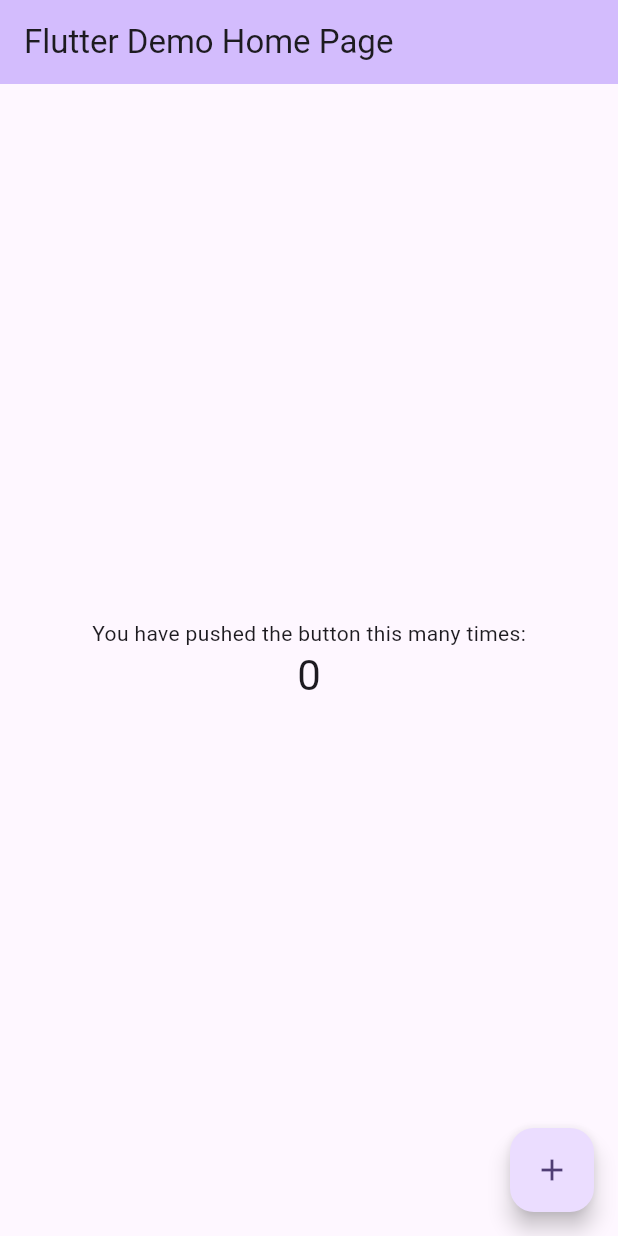
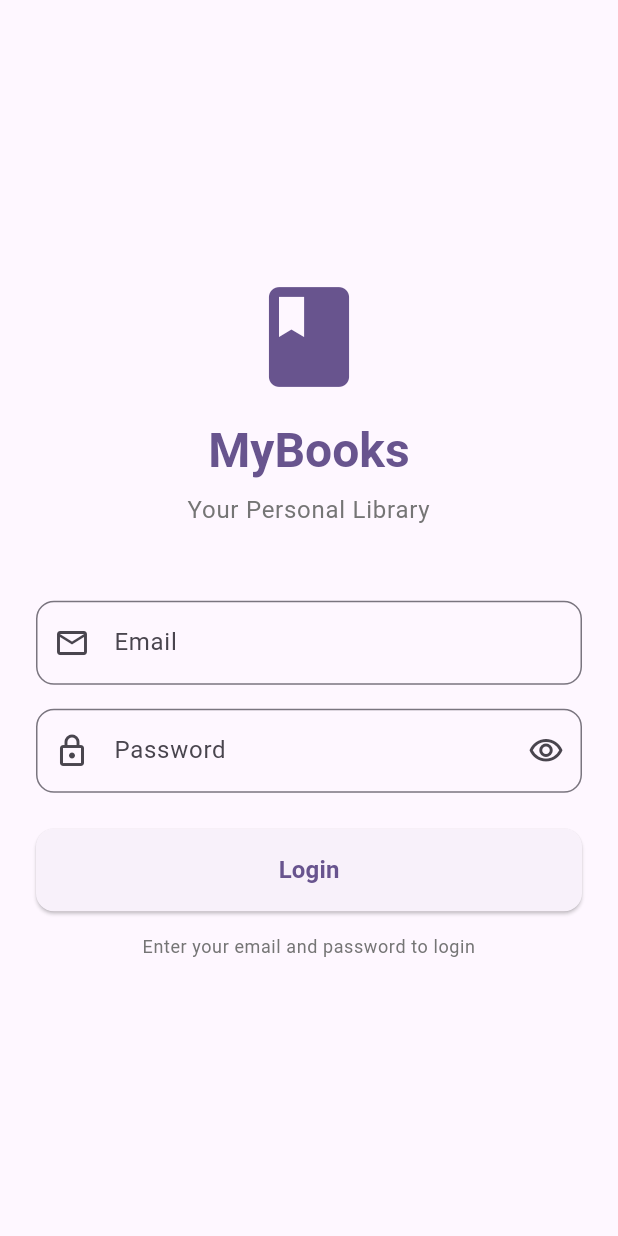
Before and after one commit to muhammednajeebay/my_books, a Flutter app: the screen it shows after launch, on a phone screen of 412 x 824 dp. Run offline on Flutter 3.47's test engine with Material 3 defaults, Android fonts, the phone set to English and light mode, and no system bars; our stand-ins replace shared_preferences; accounts and stored records are empty.

Commit message:
Shared preference and login state handling complete

```diff
--- /dev/null
+++ b/devtools_options.yaml
@@ -0,0 +1,3 @@
+description: This file stores settings for Dart & Flutter DevTools.
+documentation: https://docs.flutter.dev/tools/devtools/extensions#configure-extension-enablement-states
+extensions:
--- /dev/null
+++ b/lib/controllers/auth_controller.dart
@@ -0,0 +1,100 @@
+import 'package:flutter/foundation.dart';
+import 'package:my_books/services/auth_service.dart';
+import '../models/user.dart';
+
+/// Authentication Controller using Provider for state management
+/// Handles login, logout, and persistent authentication state
+class AuthController extends ChangeNotifier {
+  UserModel? _user;
+  bool _isLoading = false;
+  String? _errorMessage;
+
+  // Call the auth service to login
+  final authService = AuthService();
+
+  // Getters
+  UserModel? get user => _user;
+  bool get isAuthenticated => _user != null;
+  bool get isLoading => _isLoading;
+  String? get errorMessage => _errorMessage;
+
+  AuthController() {
+    init();
+  }
+
+  void init() async {
+    await _loadUserFromStorage();
+  }
+
+  /// Load user from SharedPreferences on app start
+  Future<void> _loadUserFromStorage() async {
+    try {
+      print(' Loading user from storage...');
+      var data = await authService.getUser();
+      if (data != null) {
+        _user = data;
+        notifyListeners();
+      }
+    } catch (e) {
+      print('Error loading user from storage: $e');
+    }
+  }
+
+  /// Login with email and password
+  /// For demo purposes, accepts any non-empty credentials
+  Future<bool> login(String email, String password) async {
+    _isLoading = true;
+    _errorMessage = null;
+    notifyListeners();
+
+    try {
+      // Simulate API call delay
+      await Future.delayed(const Duration(seconds: 1));
+
+      // Basic validation
+      if (email.isEmpty || password.isEmpty) {
+        _errorMessage = 'Please enter both email and password';
+        _isLoading = false;
+        notifyListeners();
+        return false;
+      }
+      UserModel user = UserModel(
+        email: email,
+        name: email.split('@').first, // Extract name from email
+      );
+
+      final result = await authService.login(user);
+
+      if (result) {
+        _user = user;
+      }
+
+      _isLoading = false;
+      notifyListeners();
+      return true;
+    } catch (e) {
+      _errorMessage = 'Login failed: ${e.toString()}';
+      _isLoading = false;
+      notifyListeners();
+      return false;
+    }
+  }
+
+  /// Logout user and clear stored data
+  Future<void> logout() async {
+    try {
+      await authService.onLogout();
+      _user = null;
+      _errorMessage = null;
+      notifyListeners();
+    } catch (e) {
+      print('Error during logout: $e');
+    }
+  }
+
+  /// Clear error message
+  void clearError() {
+    _errorMessage = null;
+    notifyListeners();
+  }
+}
--- a/lib/main.dart
+++ b/lib/main.dart
@@ -1,122 +1,42 @@
 import 'package:flutter/material.dart';
+import 'package:provider/provider.dart';
+import 'controllers/auth_controller.dart';
+import 'views/auth/login_view.dart';
+import 'views/home/home_view.dart';
 
 void main() {
   runApp(const MyApp());
 }
 
+/// Main Application Widget
+/// Sets up Provider, routing, and authentication state management
 class MyApp extends StatelessWidget {
   const MyApp({super.key});
 
-  // This widget is the root of your application.
   @override
   Widget build(BuildContext context) {
-    return MaterialApp(
-      title: 'Flutter Demo',
-      theme: ThemeData(
-        // This is the theme of your application.
-        //
-        // TRY THIS: Try running your application with "flutter run". You'll see
-        // the application has a purple toolbar. Then, without quitting the app,
-        // try changing the seedColor in the colorScheme below to Colors.green
-        // and then invoke "hot reload" (save your changes or press the "hot
-        // reload" button in a Flutter-supported IDE, or press "r" if you used
-        // the command line to start the app).
-        //
-        // Notice that the counter didn't reset back to zero; the application
-        // state is not lost during the reload. To reset the state, use hot
-        // restart instead.
-        //
-        // This works for code too, not just values: Most code changes can be
-        // tested with just a hot reload.
-        colorScheme: ColorScheme.fromSeed(seedColor: Colors.deepPurple),
+    return ChangeNotifierProvider(
+      create: (_) => AuthController(),
+      child: Consumer<AuthController>(
+        builder: (context, authController, child) {
+          return MaterialApp(
+            title: 'MyBooks',
+            debugShowCheckedModeBanner: false,
+            theme: ThemeData(
+              colorScheme: ColorScheme.fromSeed(
+                seedColor: Colors.deepPurple,
+                brightness: Brightness.light,
+              ),
+              useMaterial3: true,
+            ),
+            builder: (context, child) {
+              return (authController.isAuthenticated)
+                  ? const HomeView()
+                  : const LoginView();
+            },
+          );
+        },
       ),
-      home: const MyHomePage(title: 'Flutter Demo Home Page'),
     );
   }
 }
-
-class MyHomePage extends StatefulWidget {
-  const MyHomePage({super.key, required this.title});
-
-  // This widget is the home page of your application. It is stateful, meaning
-  // that it has a State object (defined below) that contains fields that affect
-  // how it looks.
-
-  // This class is the configuration for the state. It holds the values (in this
-  // case the title) provided by the parent (in this case the App widget) and
-  // used by the build method of the State. Fields in a Widget subclass are
-  // always marked "final".
-
-  final String title;
-
-  @override
-  State<MyHomePage> createState() => _MyHomePageState();
-}
-
-class _MyHomePageState extends State<MyHomePage> {
-  int _counter = 0;
-
-  void _incrementCounter() {
-    setState(() {
-      // This call to setState tells the Flutter framework that something has
-      // changed in this State, which causes it to rerun the build method below
-      // so that the display can reflect the updated values. If we changed
-      // _counter without calling setState(), then the build method would not be
-      // called again, and so nothing would appear to happen.
-      _counter++;
-    });
-  }
-
-  @override
-  Widget build(BuildContext context) {
-    // This method is rerun every time setState is called, for instance as done
-    // by the _incrementCounter method above.
-    //
-    // The Flutter framework has been optimized to make rerunning build methods
-    // fast, so that you can just rebuild anything that needs updating rather
-    // than having to individually change instances of widgets.
-    return Scaffold(
-      appBar: AppBar(
-        // TRY THIS: Try changing the color here to a specific color (to
-        // Colors.amber, perhaps?) and trigger a hot reload to see the AppBar
-        // change color while the other colors stay the same.
-        backgroundColor: Theme.of(context).colorScheme.inversePrimary,
-        // Here we take the value from the MyHomePage object that was created by
-        // the App.build method, and use it to set our appbar title.
-        title: Text(widget.title),
-      ),
-      body: Center(
-        // Center is a layout widget. It takes a single child and positions it
-        // in the middle of the parent.
-        child: Column(
-          // Column is also a layout widget. It takes a list of children and
-          // arranges them vertically. By default, it sizes itself to fit its
-          // children horizontally, and tries to be as tall as its parent.
-          //
-          // Column has various properties to control how it sizes itself and
-          // how it positions its children. Here we use mainAxisAlignment to
-          // center the children vertically; the main axis here is the vertical
-          // axis because Columns are vertical (the cross axis would be
-          // horizontal).
-          //
-          // TRY THIS: Invoke "debug painting" (choose the "Toggle Debug Paint"
-          // action in the IDE, or press "p" in the console), to see the
-          // wireframe for each widget.
-          mainAxisAlignment: MainAxisAlignment.center,
-          children: <Widget>[
-            const Text('You have pushed the button this many times:'),
-            Text(
-              '$_counter',
-              style: Theme.of(context).textTheme.headlineMedium,
-            ),
-          ],
-        ),
-      ),
-      floatingActionButton: FloatingActionButton(
-        onPressed: _incrementCounter,
-        tooltip: 'Increment',
-        child: const Icon(Icons.add),
-      ), // This trailing comma makes auto-formatting nicer for build methods.
-    );
-  }
-}
--- /dev/null
+++ b/lib/models/user.dart
@@ -0,0 +1,20 @@
+/// User model class for authentication
+class UserModel {
+  final String email;
+  final String? name;
+
+  UserModel({required this.email, this.name});
+
+  /// Convert UserModel to JSON for storage
+  Map<String, dynamic> toJson() {
+    return {'email': email, 'name': name};
+  }
+
+  /// Create UserModel from JSON
+  factory UserModel.fromJson(Map<String, dynamic> json) {
+    return UserModel(
+      email: json['email'] as String,
+      name: json['name'] as String?,
+    );
+  }
+}
--- /dev/null
+++ b/lib/services/auth_service.dart
@@ -0,0 +1,39 @@
+import 'package:my_books/models/user.dart';
+import 'package:shared_preferences/shared_preferences.dart';
+
+class AuthService {
+  static const String _userKey = 'user_email';
+  static const String _userNameKey = 'user_name';
+  Future<bool> login(UserModel user) async {
+    try {
+      // Save to SharedPreferences
+      final prefs = await SharedPreferences.getInstance();
+      await prefs.setString(_userKey, user.email);
+      await prefs.setString(_userNameKey, user.name ?? '');
+      return true;
+    } catch (e) {
+      return false;
+    }
+  }
+
+  Future<UserModel?> getUser() async {
+    try {
+      final prefs = await SharedPreferences.getInstance();
+      final email = prefs.getString(_userKey);
+      final name = prefs.getString(_userNameKey);
+      if (email != null) {
+        return UserModel(email: email, name: name);
+      } else {
+        return null;
+      }
+    } catch (e) {
+      return null;
+    }
+  }
+
+  Future<void> onLogout() async {
+    final prefs = await SharedPreferences.getInstance();
+    await prefs.remove(_userKey);
+    await prefs.remove(_userNameKey);
+  }
+}
--- /dev/null
+++ b/lib/views/auth/login_view.dart
@@ -0,0 +1,205 @@
+import 'package:flutter/material.dart';
+import 'package:my_books/utils/app_routes.dart';
+import 'package:my_books/views/home/home_view.dart';
+import 'package:provider/provider.dart';
+import '../../controllers/auth_controller.dart';
+
+/// Login Screen View
+class LoginView extends StatefulWidget {
+  const LoginView({super.key});
+
+  @override
+  State<LoginView> createState() => _LoginViewState();
+}
+
+class _LoginViewState extends State<LoginView> {
+  final _formKey = GlobalKey<FormState>();
+  final _emailController = TextEditingController();
+  final _passwordController = TextEditingController();
+  bool _obscurePassword = true;
+
+  @override
+  void dispose() {
+    _emailController.dispose();
+    _passwordController.dispose();
+    super.dispose();
+  }
+
+  Future<void> _handleLogin() async {
+    if (_formKey.currentState!.validate()) {
+      final authController = Provider.of<AuthController>(
+        context,
+        listen: false,
+      );
+
+      final success = await authController.login(
+        _emailController.text.trim(),
+        _passwordController.text,
+      );
+
+      if (success && mounted) {
+        // Navigation will be handled by route guard in main.dart
+        AppRoutes.navigateTo(context, const HomeView());
+      } else if (mounted) {
+        // Show error snackbar
+        ScaffoldMessenger.of(context).showSnackBar(
+          SnackBar(
+            content: Text(authController.errorMessage ?? 'Login failed'),
+            backgroundColor: Colors.red,
+          ),
+        );
+      }
+    }
+  }
+
+  @override
+  Widget build(BuildContext context) {
+    return Scaffold(
+      body: SafeArea(
+        child: Center(
+          child: SingleChildScrollView(
+            padding: const EdgeInsets.all(24.0),
+            child: Form(
+              key: _formKey,
+              child: Column(
+                mainAxisAlignment: MainAxisAlignment.center,
+                crossAxisAlignment: CrossAxisAlignment.stretch,
+                children: [
+                  // App Logo/Title
+                  Icon(
+                    Icons.book,
+                    size: 80,
+                    color: Theme.of(context).colorScheme.primary,
+                  ),
+                  const SizedBox(height: 16),
+                  Text(
+                    'MyBooks',
+                    style: Theme.of(context).textTheme.headlineLarge?.copyWith(
+                      fontWeight: FontWeight.bold,
+                      color: Theme.of(context).colorScheme.primary,
+                    ),
+                    textAlign: TextAlign.center,
+                  ),
+                  const SizedBox(height: 8),
+                  Text(
+                    'Your Personal Library',
+                    style: Theme.of(
+                      context,
+                    ).textTheme.bodyLarge?.copyWith(color: Colors.grey[600]),
+                    textAlign: TextAlign.center,
+                  ),
+                  const SizedBox(height: 48),
+
+                  // Email Field
+                  TextFormField(
+                    controller: _emailController,
+                    keyboardType: TextInputType.emailAddress,
+                    decoration: InputDecoration(
+                      labelText: 'Email',
+                      hintText: 'Enter your email',
+                      prefixIcon: const Icon(Icons.email_outlined),
+                      border: OutlineInputBorder(
+                        borderRadius: BorderRadius.circular(12),
+                      ),
+                    ),
+                    validator: (value) {
+                      if (value == null || value.isEmpty) {
+                        return 'Please enter your email';
+                      }
+                      if (!value.contains('@')) {
+                        return 'Please enter a valid email';
+                      }
+                      return null;
+                    },
+                  ),
+                  const SizedBox(height: 16),
+
+                  // Password Field
+                  TextFormField(
+                    controller: _passwordController,
+                    obscureText: _obscurePassword,
+                    decoration: InputDecoration(
+                      labelText: 'Password',
+                      hintText: 'Enter your password',
+                      prefixIcon: const Icon(Icons.lock_outlined),
+                      suffixIcon: IconButton(
+                        icon: Icon(
+                          _obscurePassword
+                              ? Icons.visibility_outlined
+                              : Icons.visibility_off_outlined,
+                        ),
+                        onPressed: () {
+                          setState(() {
+                            _obscurePassword = !_obscurePassword;
+                          });
+                        },
+                      ),
+                      border: OutlineInputBorder(
+                        borderRadius: BorderRadius.circular(12),
+                      ),
+                    ),
+                    validator: (value) {
+                      if (value == null || value.isEmpty) {
+                        return 'Please enter your password';
+                      }
+                      if (value.length < 3) {
+                        return 'Password must be at least 3 characters';
+                      }
+                      return null;
+                    },
+                  ),
+                  const SizedBox(height: 24),
+
+                  // Login Button
+                  Consumer<AuthController>(
+                    builder: (context, authController, child) {
+                      return ElevatedButton(
+                        onPressed: authController.isLoading
+                            ? null
+                            : _handleLogin,
+                        style: ElevatedButton.styleFrom(
+                          padding: const EdgeInsets.symmetric(vertical: 16),
+                          shape: RoundedRectangleBorder(
+                            borderRadius: BorderRadius.circular(12),
+                          ),
+                        ),
+                        child: authController.isLoading
+                            ? const SizedBox(
+                                height: 20,
+                                width: 20,
+                                child: CircularProgressIndicator(
+                                  strokeWidth: 2,
+                                  valueColor: AlwaysStoppedAnimation<Color>(
+                                    Colors.white,
+                                  ),
+                                ),
+                              )
+                            : const Text(
+                                'Login',
+                                style: TextStyle(
+                                  fontSize: 16,
+                                  fontWeight: FontWeight.bold,
+                                ),
+                              ),
+                      );
+                    },
+                  ),
+                  const SizedBox(height: 16),
+
+                  // Demo Info
+                  Text(
+                    'Enter your email and password to login',
+                    style: Theme.of(
+                      context,
+                    ).textTheme.bodySmall?.copyWith(color: Colors.grey[600]),
+                    textAlign: TextAlign.center,
+                  ),
+                ],
+              ),
+            ),
+          ),
+        ),
+      ),
+    );
+  }
+}
```
Also changed, not shown: lib/utils/app_routes.dart (added, +10 -0 lines), lib/views/home/home_view.dart (added, +70 -0 lines), pubspec.yaml (+9 -0 lines), lib/services/api_service.dart (added), pubspec.lock, 2 other files.
